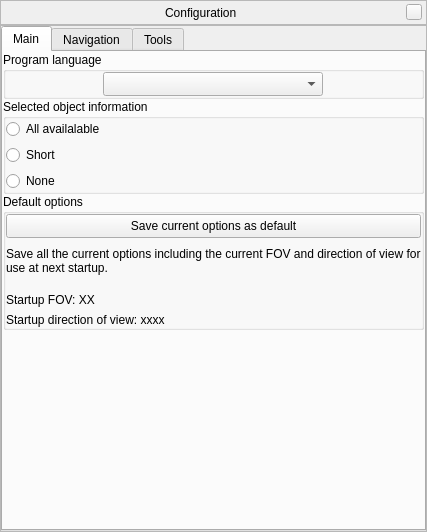
Above: src/gui/configurationDialog.ui from 519984307/stellarium_src before the change. Below: the same form after it.
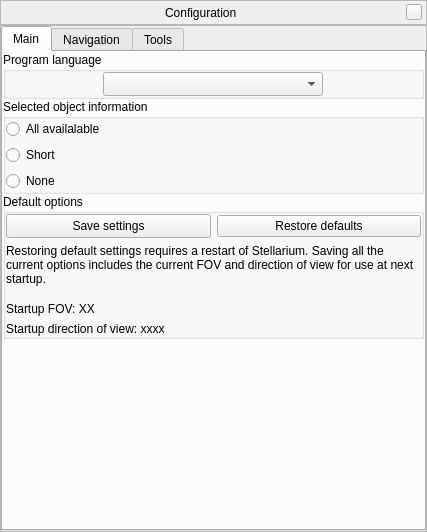
That is the form after the change. Icons and pictures are not drawn. Custom widgets are drawn as their Qt base class.

Commit message: restore defaults ; screenshot_dir config setting

What changed in the file:
```diff
--- a/src/gui/configurationDialog.ui
+++ b/src/gui/configurationDialog.ui
@@ -159,14 +159,6 @@
          <enum>Qt::ElideNone</enum>
         </property>
         <widget class="QWidget" name="tabMain" >
-         <property name="geometry" >
-          <rect>
-           <x>0</x>
-           <y>0</y>
-           <width>419</width>
-           <height>443</height>
-          </rect>
-         </property>
          <attribute name="title" >
           <string>Main</string>
          </attribute>
@@ -295,6 +287,8 @@
               <number>0</number>
              </property>
              <item>
+              <layout class="QHBoxLayout" name="horizontalLayout_3" >
+               <item>
               <widget class="QPushButton" name="setViewingOptionAsDefaultPushButton" >
                <property name="minimumSize" >
                 <size>
@@ -303,9 +297,18 @@
                 </size>
                </property>
                <property name="text" >
-                <string>Save current options as default</string>
-               </property>
-              </widget>
+                  <string>Save settings</string>
+                 </property>
+                </widget>
+               </item>
+               <item>
+                <widget class="QPushButton" name="restoreDefaultsButton" >
+                 <property name="text" >
+                  <string>Restore defaults</string>
+                 </property>
+                </widget>
+               </item>
+              </layout>
              </item>
              <item>
               <widget class="QLabel" name="saveDefaultOptionsLabel" >
@@ -316,7 +319,7 @@
                 </size>
                </property>
                <property name="text" >
-                <string>Save all the current options including the current FOV and direction of view for use at next startup.</string>
+                <string>Restoring default settings requires a restart of Stellarium. Saving all the current options includes the current FOV and direction of view for use at next startup.</string>
                </property>
                <property name="scaledContents" >
                 <bool>false</bool>
```
Left out of the diff: 16 changed lines with no effect on the pictures. Lines whose indentation alone changed are shown as unchanged. The commit also changes 3 other files.
